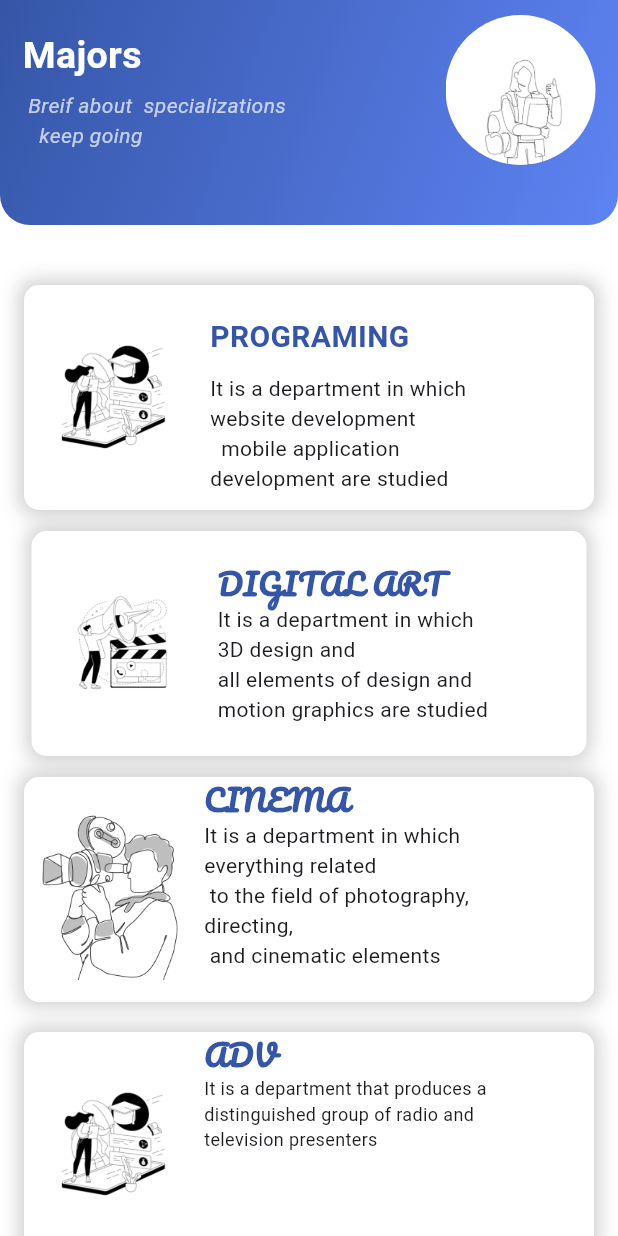
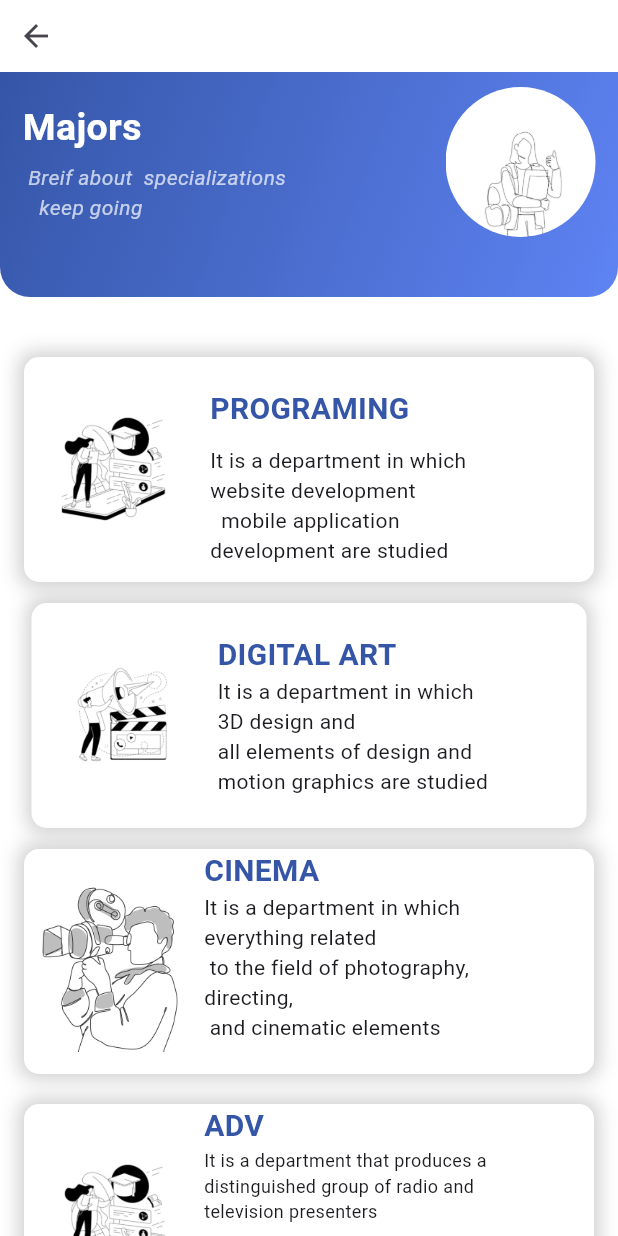
Before and after one commit to Yousef-Eldosoky/flutter-university, a Flutter app: the courses screen opened by its route, on a phone screen of 412 x 824 dp. Run offline on Flutter 3.47's test engine with Material 3 defaults, Android fonts, the phone set to English and light mode, and no system bars.

Commit message:
add back button

```diff
--- a/lib/pages/Homepage.dart
+++ b/lib/pages/Homepage.dart
@@ -158,9 +158,8 @@ class Homepage extends StatelessWidget {
           mainAxisAlignment: MainAxisAlignment.spaceAround,
           children: [
             _buildIconWithLabel(Icons.home, "Home", () {}),
-            _buildIconWithLabel(Icons.favorite, "Favorite", () {}),
             _buildIconWithLabel(Icons.person, "Account", () {}),
-            _buildIconWithLabel(Icons.settings, "Settings", () {}),
+            _buildIconWithLabel(Icons.help, "FAQ", () {}),
           ],
         ),
       ),
@@ -206,7 +205,7 @@ class AppBarWidget extends StatelessWidget {
   Widget build(BuildContext context) {
     return Container(
       padding: const EdgeInsets.only(top: 10, left: 15, right: 15),
-      height: 200,
+      height: 180,
       width: double.infinity,
       decoration: const BoxDecoration(
         borderRadius: BorderRadius.only(
--- a/lib/pages/courses.dart
+++ b/lib/pages/courses.dart
@@ -7,7 +7,14 @@ class courses extends StatelessWidget {
   Widget build(BuildContext context) {
     return Scaffold(
       body: ListView(
-        children: [AppBarWidget(), const SizedBox(height: 20), Breif()],
+        children: [ Align(
+        alignment: Alignment.topLeft,
+        child: IconButton(
+          icon: const Icon(Icons.arrow_back),
+          onPressed: () {
+            Navigator.of(context).pushNamed('homepage');
+          },
+          ),),AppBarWidget(), const SizedBox(height: 20),  Breif(),],
       ),
     );
   }
@@ -196,7 +203,6 @@ class Breif extends StatelessWidget {
                               style: TextStyle(
                                 fontSize: 20,
                                 color: const Color.fromARGB(255, 53, 86, 167),
-                                fontFamily: 'Pacifico',
                                 fontWeight: FontWeight.bold,
                               ),
                             ),
@@ -248,7 +254,6 @@ class Breif extends StatelessWidget {
                               style: TextStyle(
                                 fontSize: 20,
                                 color: const Color.fromARGB(255, 53, 86, 167),
-                                fontFamily: 'Pacifico',
                                 fontWeight: FontWeight.bold,
                               ),
                             ),
@@ -299,7 +304,6 @@ class Breif extends StatelessWidget {
                               "ADV",
                               style: TextStyle(
                                 color: const Color.fromARGB(255, 53, 86, 167),
-                                fontFamily: 'Pacifico',
                                 fontSize: 20,
                                 fontWeight: FontWeight.bold,
                               ),
```
Also changed, not shown: lib/pages/majors.dart (+9 -0 lines).
